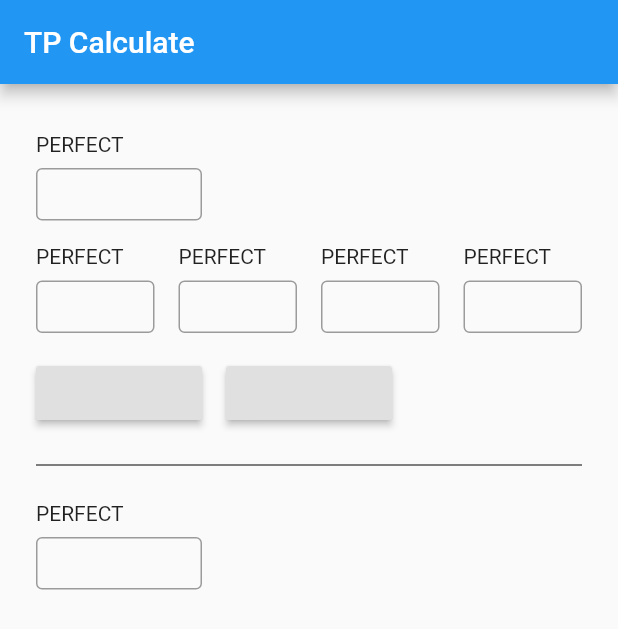
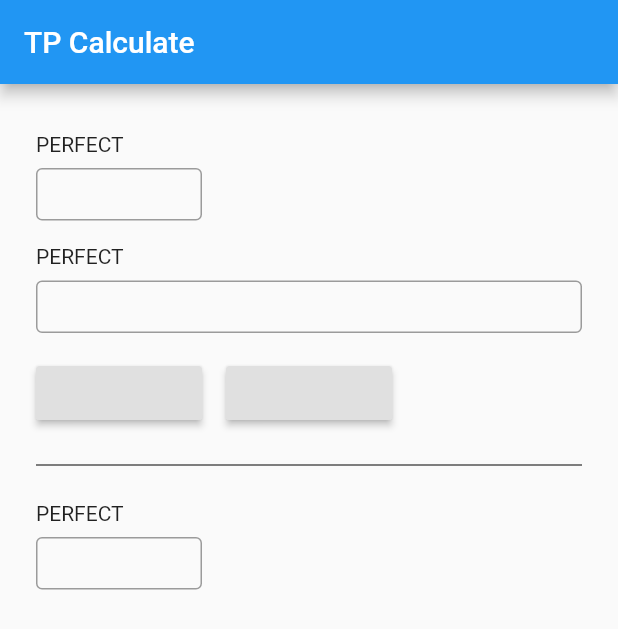
Before and after one commit to K-shir0/tp-calculate-app, a Flutter app: the screen it shows after launch, on a phone screen of 412 x 824 dp. Shown: the top 629 px of the screen. Run offline on Flutter 3.47's test engine with Material 2 defaults, Android fonts, the phone set to English and light mode, and no system bars; our stand-ins replace flutter_hooks, hooks_riverpod.

Commit message:
feat: textFormatterを依存するようにした

```diff
--- a/lib/screens/home/home.dart
+++ b/lib/screens/home/home.dart
@@ -22,6 +22,10 @@ class HomeScreen extends HookWidget {
 class CalculateForm extends StatelessWidget {
   @override
   Widget build(BuildContext context) {
+    final valueTextFormatter = <TextInputFormatter>[
+      FilteringTextInputFormatter.digitsOnly
+    ];
+
     return Container(
       child: Column(
         children: [
@@ -46,25 +50,10 @@ class CalculateForm extends StatelessWidget {
               Expanded(
                 child: Padding(
                   padding: const EdgeInsets.all(8.0),
-                  child: CalculateTextField(label: "PERFECT"),
+                  child: CalculateTextField(
+                    label: "PERFECT",
+                    inputFormatter: valueTextFormatter,
                   ),
-              ),
-              Expanded(
-                child: Padding(
-                  padding: const EdgeInsets.all(8.0),
-                  child: CalculateTextField(label: "PERFECT"),
-                ),
-              ),
-              Expanded(
-                child: Padding(
-                  padding: const EdgeInsets.all(8.0),
-                  child: CalculateTextField(label: "PERFECT"),
-                ),
-              ),
-              Expanded(
-                child: Padding(
-                  padding: const EdgeInsets.all(8.0),
-                  child: CalculateTextField(label: "PERFECT"),
                 ),
               ),
             ],
@@ -106,8 +95,7 @@ class CalculateForm extends StatelessWidget {
               Expanded(
                 flex: 1,
                 child: Padding(
-                  padding:
-                  const EdgeInsets.only(left: 8.0, right: 8.0),
+                  padding: const EdgeInsets.only(left: 8.0, right: 8.0),
                   child: CalculateTextField(label: "PERFECT"),
                 ),
               ),
@@ -127,8 +115,10 @@ class CalculateForm extends StatelessWidget {
 // Atoms
 class CalculateTextField extends StatelessWidget {
   final String label;
+  final List<TextInputFormatter> inputFormatter;
 
-  const CalculateTextField({Key key, this.label}) : super(key: key);
+  const CalculateTextField({Key key, @required this.label, this.inputFormatter})
+      : super(key: key);
 
   @override
   Widget build(BuildContext context) {
@@ -146,10 +136,7 @@ class CalculateTextField extends StatelessWidget {
               border: OutlineInputBorder(),
             ),
             keyboardType: TextInputType.number,
-          inputFormatters: <TextInputFormatter>[
-            FilteringTextInputFormatter.digitsOnly
-          ],
-        ),
+            inputFormatters: inputFormatter),
       ],
     );
   }
```
Lines whose indentation alone changed are shown as unchanged.
